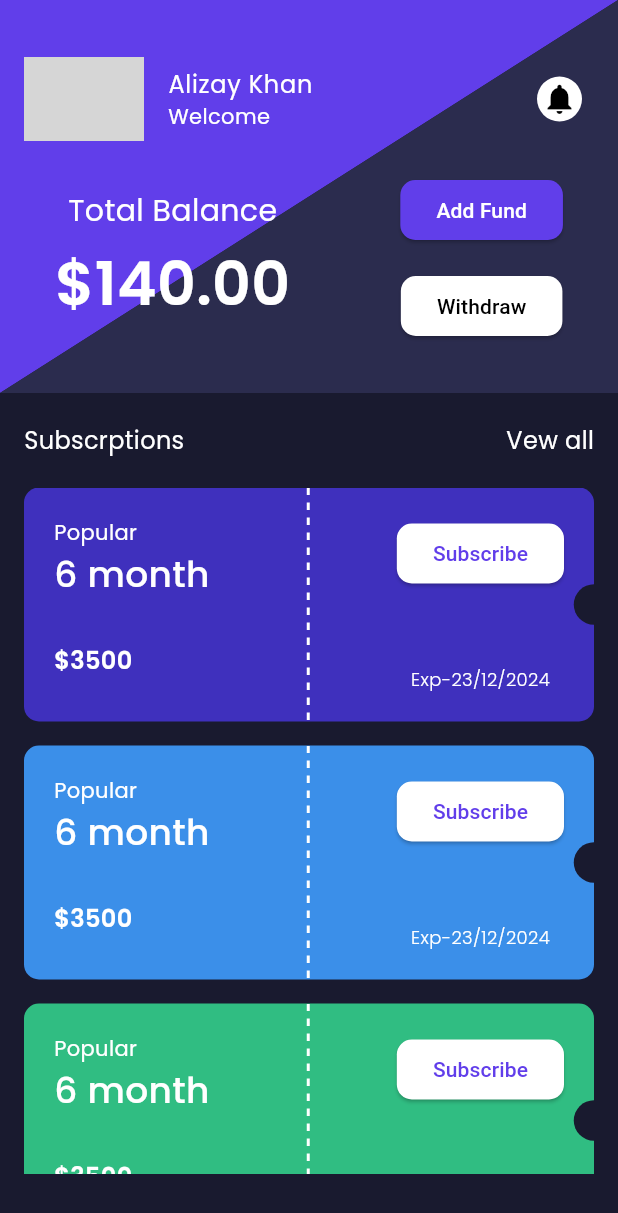
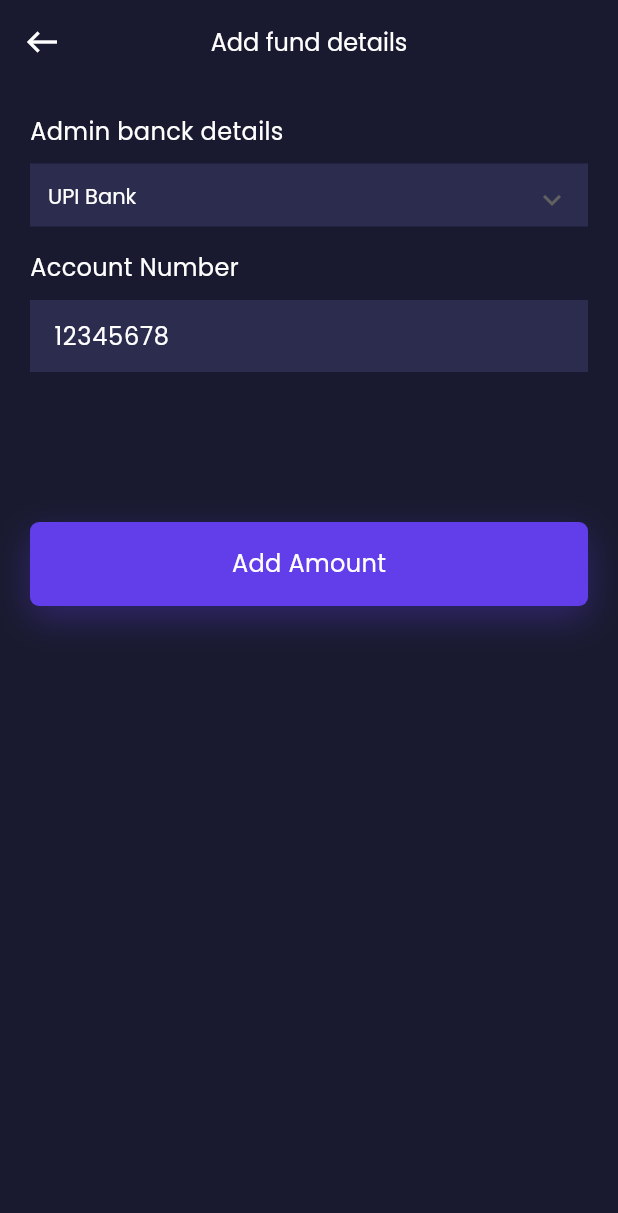
Before and after one commit to ba138/data, a Flutter app: the HomeView screen opened by its route, after a tap on "Add Fund", on a phone screen of 412 x 824 dp. Shown: the top 1213 px of the screen. Run offline on Flutter 3.47's test engine with Material 3 defaults, Android fonts, the phone set to English and light mode, and no system bars; our stand-ins replace another_flushbar, fluttertoast, google_fonts; network calls fail; grey boxes are pictures that could not be loaded.

Commit message:
changes to add fund screen

```diff
--- a/lib/utils/routes/routes.dart
+++ b/lib/utils/routes/routes.dart
@@ -3,6 +3,7 @@ import 'package:data/view/auth/forget_password.dart';
 import 'package:data/view/auth/login_view.dart';
 import 'package:data/view/auth/register_screen.dart';
 import 'package:data/view/auth/splash_view.dart';
+import 'package:data/view/home/add_fund/add_fund.dart';
 import 'package:data/view/home/all_subscribtions.dart';
 import 'package:data/view/home/home_view.dart';
 import 'package:data/view/profile/profile.dart';
@@ -32,6 +33,9 @@ class Routes {
       case RoutesName.allSubscriptionView:
         return MaterialPageRoute(
             builder: (BuildContext context) => const AllSubscribtionsView());
+      case RoutesName.addFund:
+        return MaterialPageRoute(
+            builder: (BuildContext context) => const AddFund());
       default:
         return MaterialPageRoute(builder: (_) {
           return const Scaffold(
--- a/lib/utils/routes/routes_name.dart
+++ b/lib/utils/routes/routes_name.dart
@@ -6,4 +6,5 @@ class RoutesName {
   static const String forget = 'Forget_view';
   static const String profile = 'Profile_view';
   static const String allSubscriptionView = 'all_subscribtions';
+  static const String addFund = 'add_fund_view';
 }
--- /dev/null
+++ b/lib/view/home/add_fund/add_fund.dart
@@ -0,0 +1,117 @@
+import 'package:data/res/components/colors.dart';
+import 'package:data/res/components/custom_text_field.dart';
+import 'package:data/res/components/rounded_button.dart';
+import 'package:data/res/components/vertical_speacing.dart';
+import 'package:flutter/material.dart';
+import 'package:google_fonts/google_fonts.dart';
+
+class AddFund extends StatefulWidget {
+  const AddFund({super.key});
+
+  @override
+  State<AddFund> createState() => _AddFundState();
+}
+
+class _AddFundState extends State<AddFund> {
+  String selectPaymentType = "UPI Bank";
+
+  @override
+  Widget build(BuildContext context) {
+    return Scaffold(
+      appBar: AppBar(
+        centerTitle: true,
+        title: Text(
+          'Add fund details',
+          style: GoogleFonts.getFont(
+            "Poppins",
+            textStyle: const TextStyle(
+                color: AppColor.whiteColor,
+                fontSize: 16,
+                fontWeight: FontWeight.w400),
+          ),
+        ),
+        leading: IconButton(
+          icon: const Icon(
+            Icons.west,
+            color: AppColor.whiteColor,
+          ),
+          onPressed: () {
+            Navigator.pop(context);
+          },
+        ),
+      ),
+      body: SafeArea(
+        child: SingleChildScrollView(
+          child: Padding(
+            padding: const EdgeInsets.all(20),
+            child: Column(
+              crossAxisAlignment: CrossAxisAlignment.start,
+              children: [
+                Text(
+                  'Admin banck details',
+                  style: GoogleFonts.getFont(
+                    "Poppins",
+                    textStyle: const TextStyle(
+                      color: AppColor.whiteColor,
+                      fontSize: 16.0,
+                    ),
+                  ),
+                ),
+                const VerticalSpeacing(10),
+                Container(
+                  height: 42,
+                  color: const Color(0xff2B2C4E),
+                  child: Padding(
+                    padding: const EdgeInsets.all(12.0),
+                    child: DropdownButton<String>(
+                      isExpanded: true,
+                      style: GoogleFonts.getFont(
+                        "Poppins",
+                        textStyle: const TextStyle(
+                          fontSize: 14,
+                          fontWeight: FontWeight.w400,
+                          color: AppColor.whiteColor,
+                        ),
+                      ),
+                      dropdownColor: Colors.transparent,
+                      value: selectPaymentType,
+                      underline: const SizedBox(),
+                      icon: const Icon(Icons.expand_more_outlined),
+                      iconSize: 24,
+                      elevation: 16,
+                      // Replace with your desired color
+                      onChanged: (String? newValue) {
+                        setState(() {
+                          selectPaymentType = newValue!;
+                        });
+                      },
+                      items: <String>[
+                        'UPI Bank',
+                        'WALLET',
+                        'CARD',
+                      ] // Add more options as needed
+                          .map<DropdownMenuItem<String>>((String value) {
+                        return DropdownMenuItem<String>(
+                          value: value,
+                          child: Text(value),
+                        );
+                      }).toList(),
+                    ),
+                  ),
+                ),
+                const VerticalSpeacing(16),
+                const TextFieldCustom(
+                  maxLines: 1,
+                  text: 'Account Number',
+                  hintText: "12345678",
+                ),
+                const VerticalSpeacing(100),
+                RoundedButton(title: "Add Amount", onpress: () {})
+              ],
+            ),
+          ),
+        ),
+      ),
+    );
+  }
+}
--- a/lib/view/home/home_view.dart
+++ b/lib/view/home/home_view.dart
@@ -111,7 +111,12 @@ class _HomeViewState extends State<HomeView> {
                       Column(
                         children: [
                           ElevatedButton(
-                            onPressed: () {},
+                            onPressed: () {
+                              Navigator.pushNamed(
+                                context,
+                                RoutesName.addFund,
+                              );
+                            },
                             style: ElevatedButton.styleFrom(
                               backgroundColor: AppColor.buttonColor,
                               shape: RoundedRectangleBorder(
--- a/lib/view/profile/profile.dart
+++ b/lib/view/profile/profile.dart
@@ -58,7 +58,7 @@ class ProfileScreen extends StatelessWidget {
                           shape: BoxShape.circle, color: AppColor.buttonColor),
                       child: const Center(
                           child: Icon(
-                        Icons.edit_attributes_outlined,
+                        Icons.edit_note_outlined,
                         color: AppColor.whiteColor,
                         size: 14,
                       )),
```
Also changed, not shown: lib/view/home/add_fund/widget/custom_dropdown.dart (added, +59 -0 lines).
